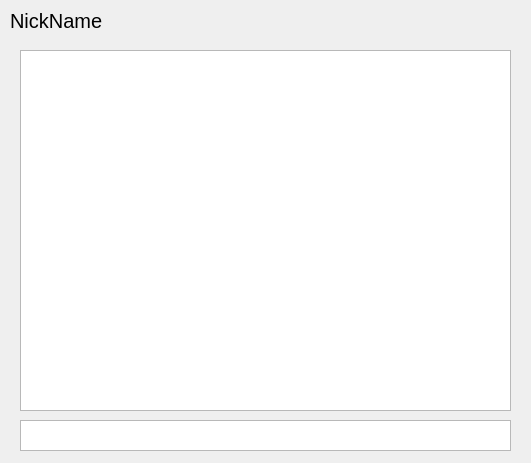
Old version of the form ui/messages-proramm_interface.ui in the repository Cheef44/Tetridanoh.
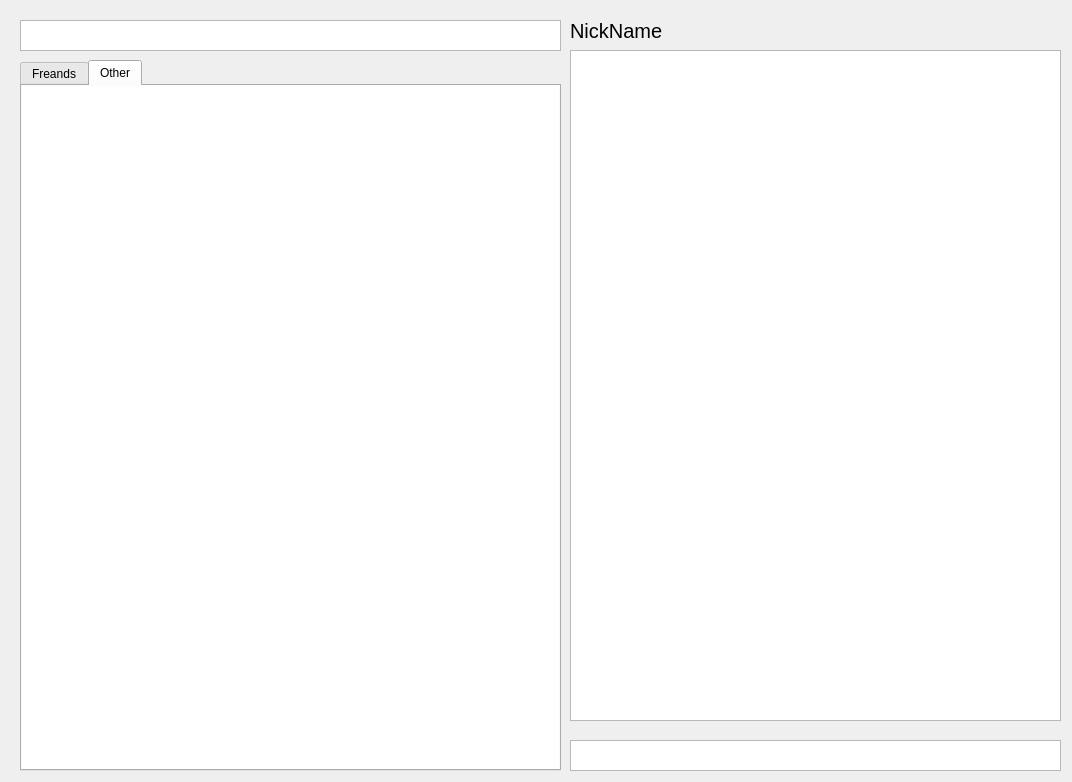
New version of the form.

```diff
--- a/ui/messages-proramm_interface.ui
+++ b/ui/messages-proramm_interface.ui
@@ -6,8 +6,8 @@
    <rect>
     <x>0</x>
     <y>0</y>
-    <width>531</width>
-    <height>463</height>
+    <width>1072</width>
+    <height>782</height>
    </rect>
   </property>
   <property name="windowTitle">
@@ -17,8 +17,8 @@
    <widget class="QLabel" name="nickname">
     <property name="geometry">
      <rect>
-      <x>10</x>
-      <y>0</y>
+      <x>570</x>
+      <y>10</y>
       <width>101</width>
       <height>41</height>
      </rect>
@@ -35,23 +35,76 @@
    <widget class="QTextEdit" name="text_messages">
     <property name="geometry">
      <rect>
-      <x>20</x>
-      <y>420</y>
+      <x>570</x>
+      <y>740</y>
       <width>491</width>
       <height>31</height>
      </rect>
     </property>
    </widget>
-   <widget class="QListView" name="messages">
+   <widget class="QListWidget" name="messages">
     <property name="geometry">
      <rect>
-      <x>20</x>
+      <x>570</x>
       <y>50</y>
       <width>491</width>
-      <height>361</height>
+      <height>671</height>
      </rect>
     </property>
    </widget>
+   <widget class="QTextEdit" name="search_chats">
+    <property name="geometry">
+     <rect>
+      <x>20</x>
+      <y>20</y>
+      <width>541</width>
+      <height>31</height>
+     </rect>
+    </property>
+   </widget>
+   <widget class="QTabWidget" name="tabWidget">
+    <property name="geometry">
+     <rect>
+      <x>20</x>
+      <y>60</y>
+      <width>541</width>
+      <height>711</height>
+     </rect>
+    </property>
+    <property name="currentIndex">
+     <number>1</number>
+    </property>
+    <widget class="QWidget" name="freand_chats">
+     <attribute name="title">
+      <string>Freands</string>
+     </attribute>
+     <widget class="QListWidget" name="freand_list">
+      <property name="geometry">
+       <rect>
+        <x>-10</x>
+        <y>-10</y>
+        <width>551</width>
+        <height>701</height>
+       </rect>
+      </property>
+     </widget>
+    </widget>
+    <widget class="QWidget" name="all_chats">
+     <attribute name="title">
+      <string>Other</string>
+     </attribute>
+     <widget class="QListWidget" name="all_list">
+      <property name="geometry">
+       <rect>
+        <x>-5</x>
+        <y>-9</y>
+        <width>551</width>
+        <height>701</height>
+       </rect>
+      </property>
+     </widget>
+    </widget>
+   </widget>
   </widget>
  </widget>
  <resources/>
```
